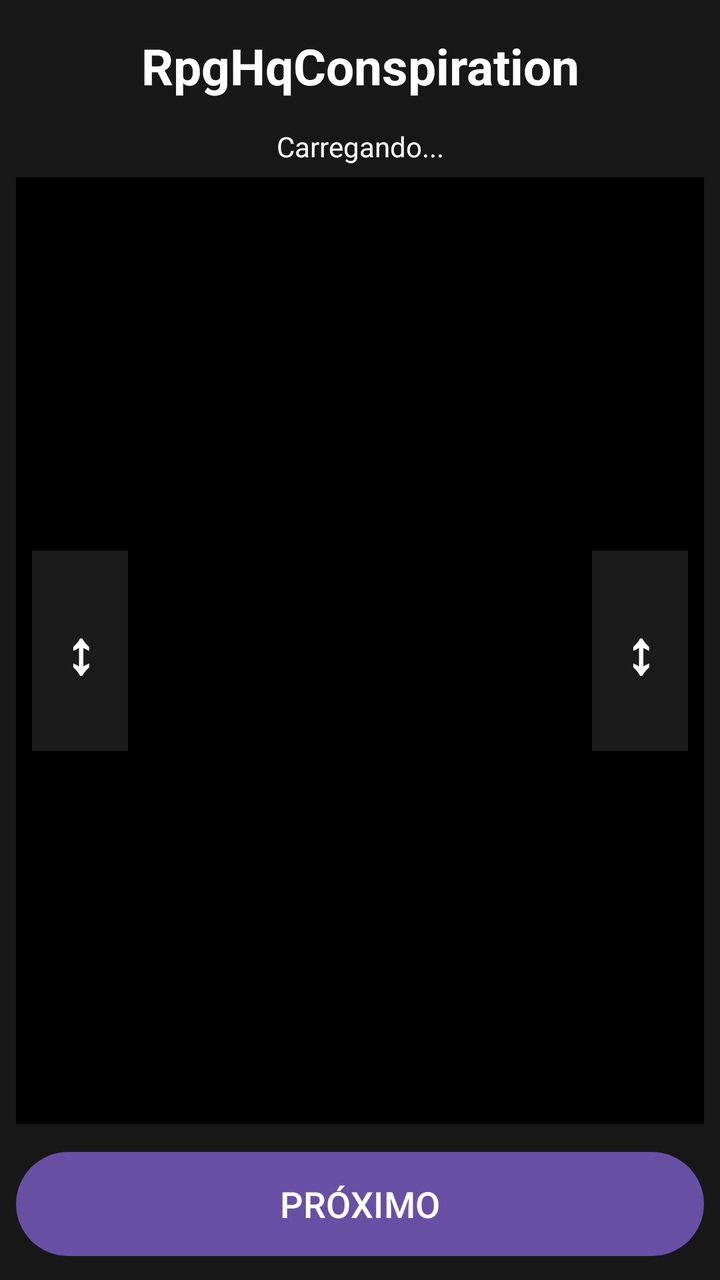
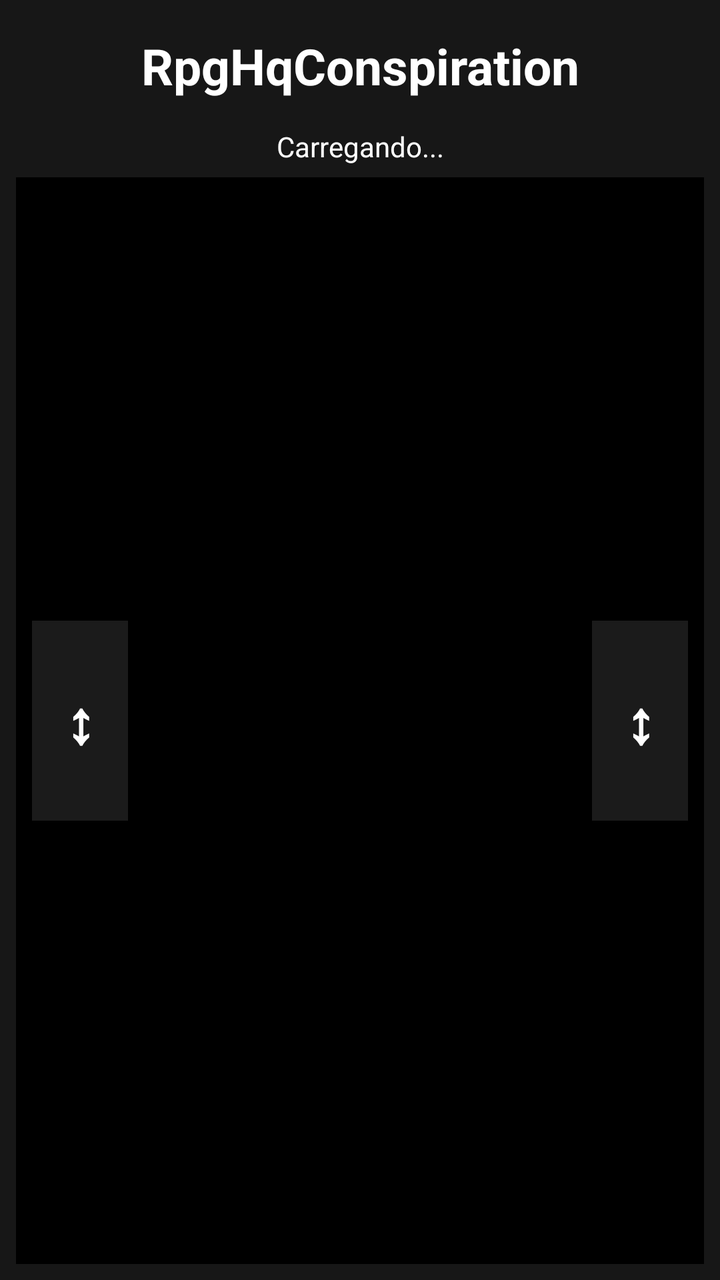

An Android layout rendered at two revisions. The XML below is the earlier revision; the diff shows what the commit changed to produce the second picture.
<!-- AndroidManifest.xml: application theme Theme.RpgHqConspiration -->
<!-- res/layout/activity_main.xml -->
<?xml version="1.0" encoding="utf-8"?>
<LinearLayout
    xmlns:android="http://schemas.android.com/apk/res/android"
    android:layout_width="match_parent"
    android:layout_height="match_parent"
    android:orientation="vertical"
    android:gravity="center"
    android:padding="8dp"
    android:background="#171717">

    <TextView
        android:layout_width="match_parent"
        android:layout_height="wrap_content"
        android:text="RpgHqConspiration"
        android:textColor="#FFFFFF"
        android:textSize="25sp"
        android:textStyle="bold"
        android:gravity="center"
        android:padding="8dp"/>

    <TextView
        android:id="@+id/status"
        android:layout_width="match_parent"
        android:layout_height="wrap_content"
        android:text="Carregando..."
        android:textColor="#FFFFFF"
        android:textSize="14sp"
        android:gravity="center"
        android:padding="6dp"/>

    <FrameLayout
        android:id="@+id/areaGif"
        android:layout_width="match_parent"
        android:layout_height="0dp"
        android:layout_weight="1"
        android:background="#000000">

        <ImageView
            android:id="@+id/imagemGif"
            android:layout_width="match_parent"
            android:layout_height="match_parent"
            android:scaleType="fitCenter"
            android:contentDescription="GIF principal"/>

        <TextView
            android:id="@+id/textoPlanilha"
            android:layout_width="match_parent"
            android:layout_height="wrap_content"
            android:layout_gravity="top"
            android:gravity="center"
            android:padding="16dp"
            android:textColor="#FFFFFF"
            android:textSize="20sp"
            android:textStyle="bold"
            android:maxLines="5"
            android:ellipsize="end"
            android:visibility="gone"
            android:elevation="10dp"/>

        <TextView
            android:id="@+id/controleEsquerdo"
            android:layout_width="48dp"
            android:layout_height="100dp"
            android:layout_gravity="start|center_vertical"
            android:layout_marginStart="8dp"
            android:background="#CC222222"
            android:gravity="center"
            android:text="↕"
            android:textColor="#FFFFFF"
            android:textSize="30sp"
            android:textStyle="bold"
            android:elevation="8dp"/>

        <TextView
            android:id="@+id/controleDireito"
            android:layout_width="48dp"
            android:layout_height="100dp"
            android:layout_gravity="end|center_vertical"
            android:layout_marginEnd="8dp"
            android:background="#CC222222"
            android:gravity="center"
            android:text="↕"
            android:textColor="#FFFFFF"
            android:textSize="30sp"
            android:textStyle="bold"
            android:elevation="8dp"/>

    </FrameLayout>

    <Button
        android:id="@+id/botaoProximo"
        android:layout_width="match_parent"
        android:layout_height="60dp"
        android:layout_marginTop="10dp"
        android:text="PRÓXIMO"
        android:textSize="18sp"/>

</LinearLayout>
<!-- resources referenced by this layout -->
<resources>
  <style name="Theme.RpgHqConspiration" parent="Base.Theme.RpgHqConspiration" />
  <style name="Base.Theme.RpgHqConspiration" parent="Theme.Material3.DayNight.NoActionBar">
          
          
      </style>
</resources>

<!-- the commit's change to res/layout/activity_main.xml (unified diff, before → after) -->
@@ -87,12 +87,4 @@
 
     </FrameLayout>
 
-    <Button
-        android:id="@+id/botaoProximo"
-        android:layout_width="match_parent"
-        android:layout_height="60dp"
-        android:layout_marginTop="10dp"
-        android:text="PRÓXIMO"
-        android:textSize="18sp"/>
-
 </LinearLayout>
